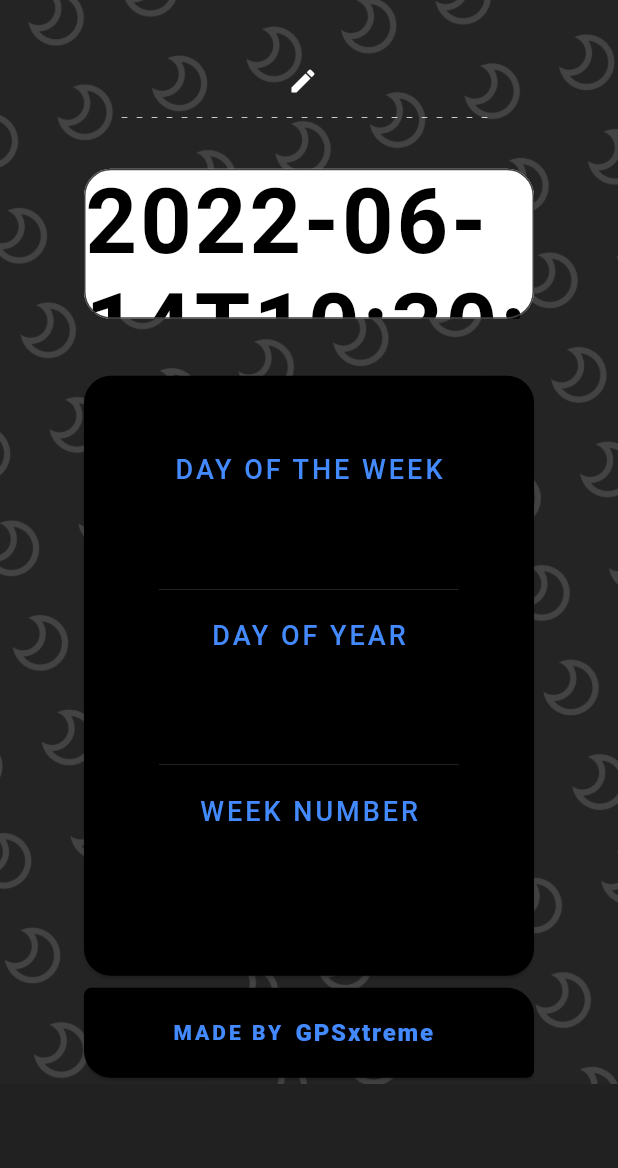
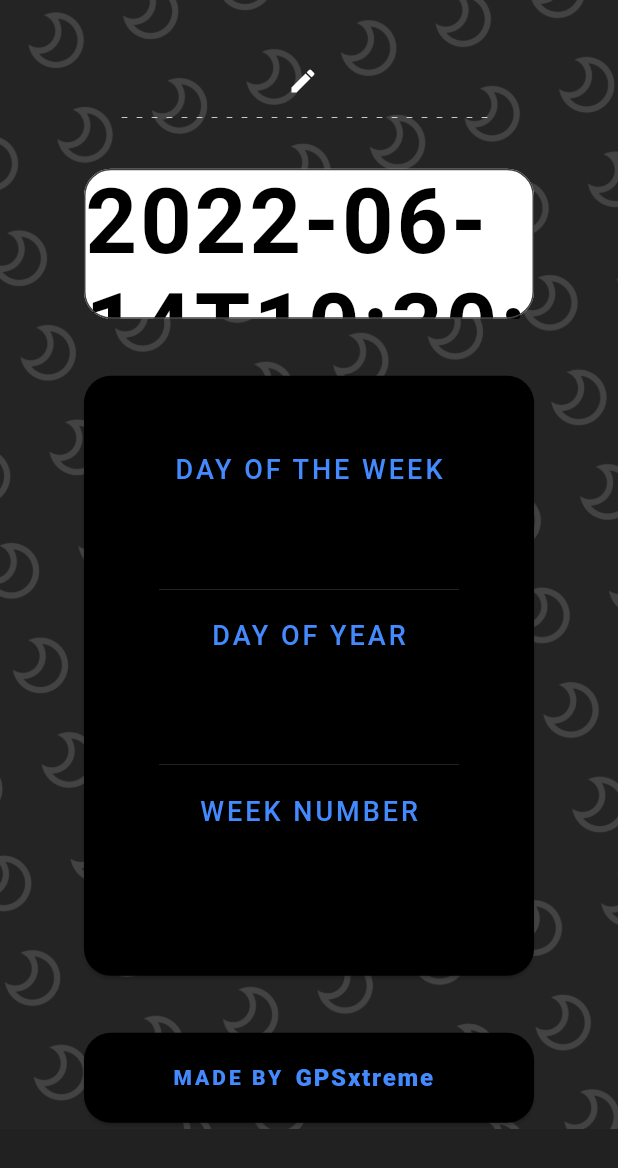
Before and after one commit to GPSxtreme/world_time, a Flutter app: the Home screen opened directly with empty values, on a phone screen of 412 x 824 dp. Shown: the top 1168 px of the screen. Run offline on Flutter 3.47's test engine with Material 2 defaults, Android fonts, the phone set to English and light mode, and no system bars; drawn by our look-alikes of dotted_line; our stand-ins replace flutter_spinkit; missing offline and left inert: flutter_image; network calls fail; statements that could not run were skipped.

Commit message:
final commit

```diff
--- a/lib/pages/home.dart
+++ b/lib/pages/home.dart
@@ -46,25 +46,6 @@ class _HomeState extends State<Home> {
 
     return Scaffold(
       backgroundColor:bgColor,
-      // bottomNavigationBar: BottomAppBar(
-      //   color: fotterColor,
-      //   child: Row(
-      //     mainAxisAlignment: MainAxisAlignment.center,
-      //     crossAxisAlignment: CrossAxisAlignment.center,
-      //     children: <Widget>[
-      //       Row(
-      //         children: <Widget>[
-      //           Text('Made by'.toUpperCase(),style: TextStyle(fontWeight: FontWeight.w800,letterSpacing: 2,color: fotterTextColor),),
-      //           TextButton(
-      //             onPressed: _launchUrl,
-      //             child: Text('GPSxtreme',style: TextStyle(fontWeight: FontWeight.w800,letterSpacing: 1.2,color: fotterTextColor,fontSize: 16)),
-      //           )
-      //         ],
-      //       ),
-      //       SizedBox(height: 40,),
-      //     ],
-      //   ),
-      // ),
       body: SafeArea(
           child: Container(
             decoration: BoxDecoration(
@@ -174,10 +155,11 @@ class _HomeState extends State<Home> {
                       )
                       ),
                     ),
+                    SizedBox(height: 30,),
                     Card(
                       color: fotterColor,
                       shape: RoundedRectangleBorder(
-                          borderRadius: BorderRadius.only(bottomLeft: Radius.circular(18),bottomRight: Radius.circular(5),topLeft: Radius.circular(5),topRight: Radius.circular(18))
+                          borderRadius: BorderRadius.all(Radius.circular(18))
                       ),
                       child: SizedBox(
                         height: 60,
--- a/lib/services/world_time.dart
+++ b/lib/services/world_time.dart
@@ -31,7 +31,7 @@ class worldTime{
       String offSetMin = data['utc_offset'].substring(4,6);
       //set days thing
       dayOfWeek = data['day_of_week'];
-      //shit code ngl(dunno how switch works in this shit language)
+      //sry for the shitcode
       if(dayOfWeek == 0) {
         dayOfWeek = 'SUNDAY';
       }else if(dayOfWeek == 1){
```
